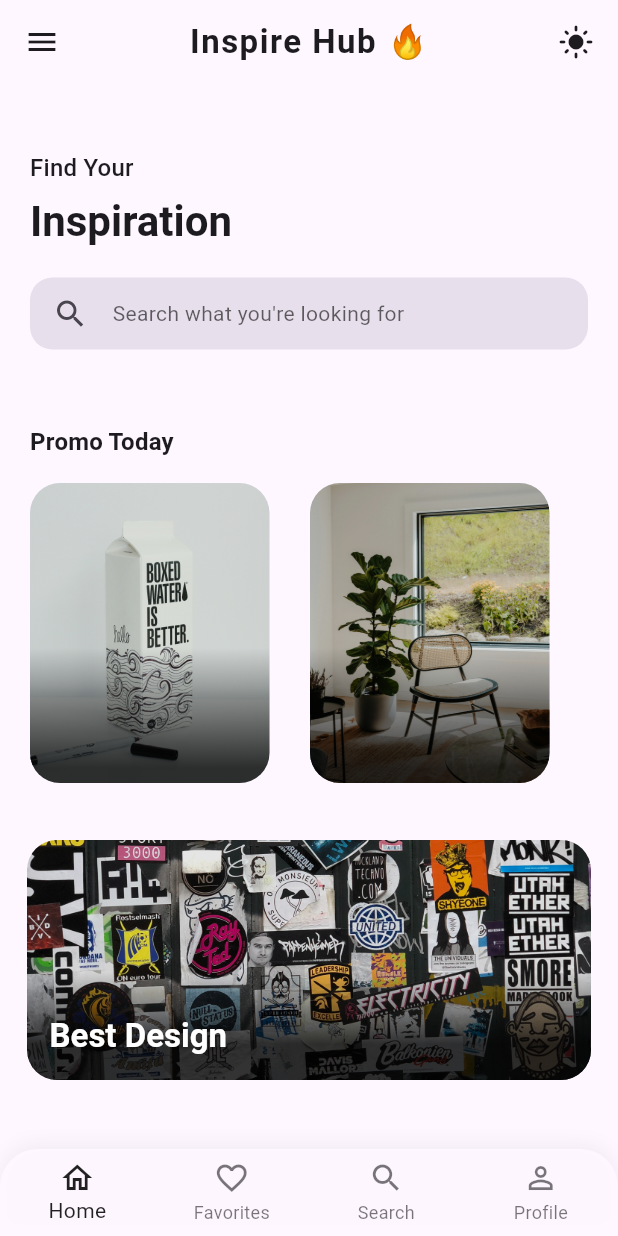
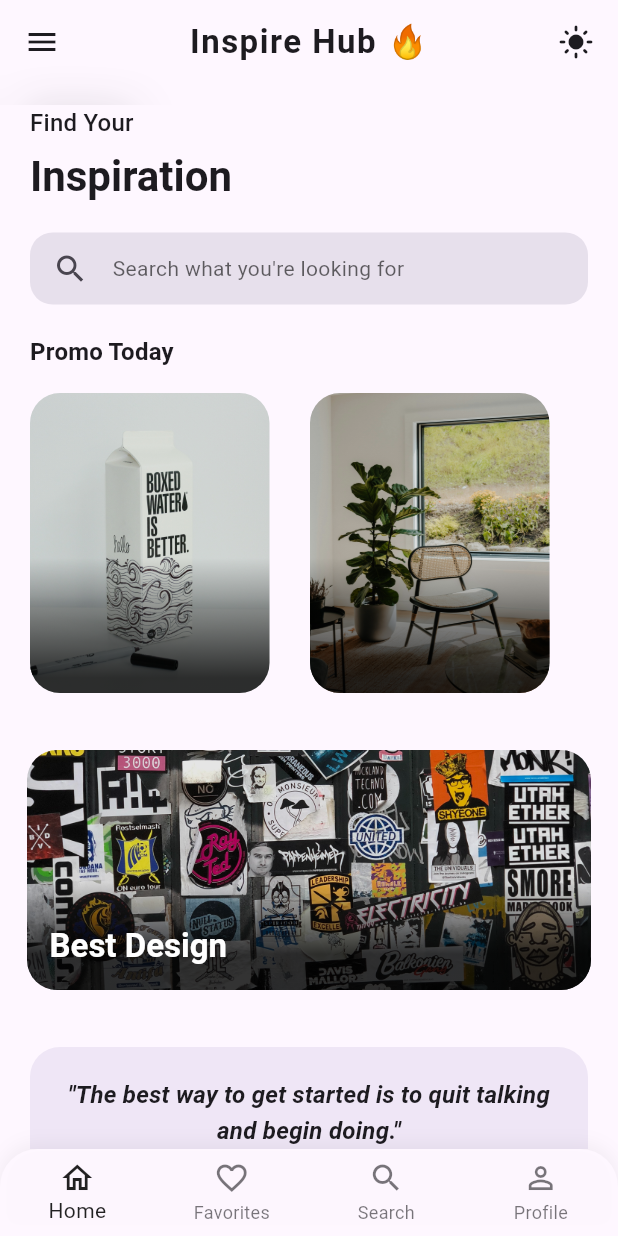
Before and after one commit to codexahmar/inspirational_app_ui, a Flutter app: the screen it shows after launch, on a phone screen of 412 x 824 dp. Run offline on Flutter 3.47's test engine with Material 3 defaults, Android fonts, the phone set to English and light mode, and no system bars.

Commit message:
Added the recording

```diff
--- a/lib/main.dart
+++ b/lib/main.dart
@@ -1,5 +1,5 @@
 import 'package:flutter/material.dart';
-import 'package:inspirational_app_ui/screens/home-page.dart';
+import 'package:inspirational_app_ui/screens/home_page.dart';
 import 'package:inspirational_app_ui/themes/app_themes.dart';
 
 void main() {
--- a/lib/screens/home-page.dart
+++ /dev/null
@@ -1,164 +0,0 @@
-import 'package:flutter/material.dart';
-import 'package:inspirational_app_ui/widgets/animated_appbar.dart';
-import 'package:inspirational_app_ui/widgets/bottom_navbar.dart';
-
-import '../widgets/header_section.dart';
-import '../widgets/promo_section.dart';
-import '../widgets/banner_card.dart';
-
-class HomePage extends StatefulWidget {
-  final VoidCallback onThemeToggle;
-  final ThemeMode themeMode;
-  const HomePage({
-    super.key,
-    required this.onThemeToggle,
-    required this.themeMode,
-  });
-
-  @override
-  State<HomePage> createState() => _HomePageState();
-}
-
-class _HomePageState extends State<HomePage> with TickerProviderStateMixin {
-  int _selectedIndex = 0;
-  late AnimationController _controller;
-
-  late Animation<Offset> _appBarSlide;
-  late Animation<double> _appBarFade;
-  late Animation<Offset> _title1Slide;
-  late Animation<Offset> _title2Slide;
-  late Animation<Offset> _searchSlide;
-  late List<Animation<double>> _promoCardScales;
-  late List<Animation<double>> _promoCardFades;
-  late Animation<double> _bannerScale;
-  late Animation<Offset> _bottomNavSlide;
-
-  final List<String> _promoImages = const [
-    '1.jpg',
-    '2.jpg',
-    '3.jpg',
-    '4.jpg',
-    '5.jpg',
-    '6.jpg',
-  ];
-
-  @override
-  void initState() {
-    super.initState();
-    _controller = AnimationController(
-      vsync: this,
-      duration: const Duration(milliseconds: 2200),
-    );
-
-    // AppBar
-    _appBarSlide = Tween<Offset>(begin: const Offset(0, -1), end: Offset.zero)
-        .animate(CurvedAnimation(
-            parent: _controller,
-            curve: const Interval(0.0, 0.15, curve: Curves.easeOut)));
-    _appBarFade = Tween<double>(begin: 0, end: 1).animate(CurvedAnimation(
-        parent: _controller,
-        curve: const Interval(0.0, 0.2, curve: Curves.easeIn)));
-
-    // Headers
-    _title1Slide = Tween<Offset>(begin: const Offset(-1, 0), end: Offset.zero)
-        .animate(CurvedAnimation(
-            parent: _controller,
-            curve: const Interval(0.15, 0.3, curve: Curves.easeOut)));
-    _title2Slide = Tween<Offset>(begin: const Offset(1, 0), end: Offset.zero)
-        .animate(CurvedAnimation(
-            parent: _controller,
-            curve: const Interval(0.25, 0.4, curve: Curves.easeOut)));
-    _searchSlide = Tween<Offset>(begin: const Offset(0, 1), end: Offset.zero)
-        .animate(CurvedAnimation(
-            parent: _controller,
-            curve: const Interval(0.35, 0.5, curve: Curves.easeOut)));
-
-    // Promo
-    _promoCardScales = List.generate(6, (index) {
-      final start = 0.5 + (index * 0.05);
-      final end = start + 0.15;
-      return Tween<double>(begin: 0.8, end: 1).animate(CurvedAnimation(
-          parent: _controller,
-          curve: Interval(start, end, curve: Curves.easeOutBack)));
-    });
-    _promoCardFades = List.generate(6, (index) {
-      final start = 0.5 + (index * 0.05);
-      final end = start + 0.15;
-      return Tween<double>(begin: 0, end: 1).animate(CurvedAnimation(
-          parent: _controller,
-          curve: Interval(start, end, curve: Curves.easeIn)));
-    });
-
-    // Banner
-    _bannerScale = Tween<double>(begin: 0.8, end: 1).animate(CurvedAnimation(
-        parent: _controller,
-        curve: const Interval(0.75, 0.9, curve: Curves.easeOutBack)));
-
-    // Bottom Nav
-    _bottomNavSlide = Tween<Offset>(begin: const Offset(0, 1), end: Offset.zero)
-        .animate(CurvedAnimation(
-            parent: _controller,
-            curve: const Interval(0.9, 1.0, curve: Curves.easeOut)));
-
-    _controller.forward();
-  }
-
-  @override
-  void dispose() {
-    _controller.dispose();
-    super.dispose();
-  }
-
-  void _onNavTapped(int index) {
-    setState(() {
-      _selectedIndex = index;
-    });
-  }
-
-  @override
-  Widget build(BuildContext context) {
-    final theme = Theme.of(context);
-
-    return Scaffold(
-      backgroundColor: theme.colorScheme.background,
-      appBar: AnimatedAppBar(
-        slide: _appBarSlide,
-        fade: _appBarFade,
-        onThemeToggle: widget.onThemeToggle,
-        themeMode: widget.themeMode,
-      ),
-      body: SafeArea(
-        child: SingleChildScrollView(
-          physics: const BouncingScrollPhysics(),
-          child: Padding(
-            padding: const EdgeInsets.only(bottom: 80),
-            child: Column(
-              crossAxisAlignment: CrossAxisAlignment.start,
-              children: [
-                HeaderSection(
-                  title1Slide: _title1Slide,
-                  title2Slide: _title2Slide,
-                  searchSlide: _searchSlide,
-                ),
-                const SizedBox(height: 20),
-                PromoSection(
-                  controller: _controller,
-                  promoImages: _promoImages,
-                  scales: _promoCardScales,
-                  fades: _promoCardFades,
-                ),
-                const SizedBox(height: 20),
-                BannerCard(scale: _bannerScale),
-              ],
-            ),
-          ),
-        ),
-      ),
-      bottomNavigationBar: BottomNavBar(
-        selectedIndex: _selectedIndex,
-        onTap: _onNavTapped,
-        slide: _bottomNavSlide,
-      ),
-    );
-  }
-}
--- /dev/null
+++ b/lib/screens/home_page.dart
@@ -0,0 +1,81 @@
+import 'package:flutter/material.dart';
+import 'package:inspirational_app_ui/widgets/animated_appbar.dart';
+import 'package:inspirational_app_ui/widgets/bottom_navbar.dart';
+import 'package:inspirational_app_ui/widgets/qoute_card.dart';
+import '../widgets/header_section.dart';
+import '../widgets/promo_section.dart';
+import '../widgets/banner_card.dart';
+
+class HomePage extends StatefulWidget {
+  final VoidCallback onThemeToggle;
+  final ThemeMode themeMode;
+  const HomePage({
+    super.key,
+    required this.onThemeToggle,
+    required this.themeMode,
+  });
+
+  @override
+  State<HomePage> createState() => _HomePageState();
+}
+
+class _HomePageState extends State<HomePage> {
+  int _selectedIndex = 0;
+
+  final List<String> _promoImages = const [
+    '1.jpg',
+    '2.jpg',
+    '3.jpg',
+    '4.jpg',
+    '5.jpg',
+    '6.jpg',
+  ];
+
+  void _onNavTapped(int index) {
+    setState(() {
+      _selectedIndex = index;
+    });
+  }
+
+  @override
+  Widget build(BuildContext context) {
+    final theme = Theme.of(context);
+
+    return Scaffold(
+      backgroundColor: theme.colorScheme.surface,
+      appBar: AnimatedAppBar(
+        onThemeToggle: widget.onThemeToggle,
+        themeMode: widget.themeMode,
+      ),
+      body: SafeArea(
+        child: SingleChildScrollView(
+          physics: const BouncingScrollPhysics(),
+          child: Padding(
+            padding: const EdgeInsets.only(bottom: 80),
+            child: Column(
+              crossAxisAlignment: CrossAxisAlignment.start,
+              children: [
+                HeaderSection(),
+                const SizedBox(height: 20),
+                PromoSection(
+                  promoImages: _promoImages,
+                ),
+                const SizedBox(height: 20),
+                BannerCard(),
+                const SizedBox(height: 20),
+                QuoteCard(
+                  quote:
+                      '"The best way to get started is to quit talking and begin doing."',
+                ),
+              ],
+            ),
+          ),
+        ),
+      ),
+      bottomNavigationBar: BottomNavBar(
+        selectedIndex: _selectedIndex,
+        onTap: _onNavTapped,
+      ),
+    );
+  }
+}
--- a/lib/widgets/animated_appbar.dart
+++ b/lib/widgets/animated_appbar.dart
@@ -1,28 +1,65 @@
 import 'dart:ui';
 import 'package:flutter/material.dart';
 
-class AnimatedAppBar extends StatelessWidget implements PreferredSizeWidget {
-  final Animation<Offset> slide;
-  final Animation<double> fade;
+class AnimatedAppBar extends StatefulWidget implements PreferredSizeWidget {
   final VoidCallback onThemeToggle;
   final ThemeMode themeMode;
 
   const AnimatedAppBar({
     super.key,
-    required this.slide,
-    required this.fade,
     required this.onThemeToggle,
     required this.themeMode,
   });
+
+  @override
+  State<AnimatedAppBar> createState() => _AnimatedAppBarState();
+
+  @override
+  Size get preferredSize => const Size.fromHeight(70);
+}
+
+class _AnimatedAppBarState extends State<AnimatedAppBar>
+    with SingleTickerProviderStateMixin {
+  late AnimationController _controller;
+  late Animation<Offset> _slide;
+  late Animation<double> _fade;
+
+  @override
+  void initState() {
+    super.initState();
+    _controller = AnimationController(
+      vsync: this,
+      duration: const Duration(milliseconds: 2200),
+    );
+
+    _slide = Tween<Offset>(begin: const Offset(0, -1), end: Offset.zero)
+        .animate(CurvedAnimation(
+      parent: _controller,
+      curve: Curves.easeOut,
+    ));
+
+    _fade = Tween<double>(begin: 0, end: 1).animate(CurvedAnimation(
+      parent: _controller,
+      curve: Curves.easeIn,
+    ));
+
+    _controller.forward();
+  }
+
+  @override
+  void dispose() {
+    _controller.dispose();
+    super.dispose();
+  }
 
   @override
   Widget build(BuildContext context) {
     final theme = Theme.of(context);
 
     return SlideTransition(
-      position: slide,
+      position: _slide,
       child: FadeTransition(
-        opacity: fade,
+        opacity: _fade,
         child: ClipRRect(
           child: BackdropFilter(
             filter: ImageFilter.blur(sigmaX: 15, sigmaY: 15),
@@ -47,8 +84,8 @@ class AnimatedAppBar extends StatelessWidget implements PreferredSizeWidget {
                     onTap: () {},
                     child: Padding(
                       padding: const EdgeInsets.all(8.0),
-                      child: Icon(Icons.menu,
-                          color: theme.colorScheme.onSurface),
+                      child:
+                          Icon(Icons.menu, color: theme.colorScheme.onSurface),
                     ),
                   ),
                 ),
@@ -61,11 +98,11 @@ class AnimatedAppBar extends StatelessWidget implements PreferredSizeWidget {
                     borderRadius: BorderRadius.circular(12),
                     child: InkWell(
                       borderRadius: BorderRadius.circular(12),
-                      onTap: onThemeToggle,
+                      onTap: widget.onThemeToggle,
                       child: Padding(
                         padding: const EdgeInsets.all(8.0),
                         child: Icon(
-                          themeMode == ThemeMode.dark
+                          widget.themeMode == ThemeMode.dark
                               ? Icons.dark_mode
                               : Icons.light_mode,
                           color: theme.colorScheme.onSurface,
@@ -81,7 +118,4 @@ class AnimatedAppBar extends StatelessWidget implements PreferredSizeWidget {
       ),
     );
   }
-
-  @override
-  Size get preferredSize => const Size.fromHeight(70);
 }
--- a/lib/widgets/banner_card.dart
+++ b/lib/widgets/banner_card.dart
@@ -1,16 +1,48 @@
 import 'package:flutter/material.dart';
 
-class BannerCard extends StatelessWidget {
-  final Animation<double> scale;
+class BannerCard extends StatefulWidget {
+  const BannerCard({super.key});
 
-  const BannerCard({super.key, required this.scale});
+  @override
+  State<BannerCard> createState() => _BannerCardState();
+}
+
+class _BannerCardState extends State<BannerCard>
+    with SingleTickerProviderStateMixin {
+  late AnimationController _controller;
+  late Animation<double> _scale;
+
+  @override
+  void initState() {
+    super.initState();
+
+    _controller = AnimationController(
+      vsync: this,
+      duration: const Duration(milliseconds: 2200),
+    );
+
+    _scale = Tween<double>(begin: 0.8, end: 1).animate(
+      CurvedAnimation(
+        parent: _controller,
+        curve: Curves.easeOutBack,
+      ),
+    );
+
+    _controller.forward();
+  }
+
+  @override
+  void dispose() {
+    _controller.dispose();
+    super.dispose();
+  }
 
   @override
   Widget build(BuildContext context) {
     final theme = Theme.of(context);
 
     return ScaleTransition(
-      scale: scale,
+      scale: _scale,
       child: Padding(
         padding: const EdgeInsets.all(18.0),
         child: Container(
--- a/lib/widgets/bottom_navbar.dart
+++ b/lib/widgets/bottom_navbar.dart
@@ -1,23 +1,54 @@
 import 'package:flutter/material.dart';
 
-class BottomNavBar extends StatelessWidget {
+class BottomNavBar extends StatefulWidget {
   final int selectedIndex;
   final ValueChanged<int> onTap;
-  final Animation<Offset> slide;
 
   const BottomNavBar({
     super.key,
     required this.selectedIndex,
     required this.onTap,
-    required this.slide,
   });
+
+  @override
+  State<BottomNavBar> createState() => _BottomNavBarState();
+}
+
+class _BottomNavBarState extends State<BottomNavBar>
+    with SingleTickerProviderStateMixin {
+  late AnimationController _controller;
+  late Animation<Offset> _slide;
+
+  @override
+  void initState() {
+    super.initState();
+
+    _controller = AnimationController(
+      vsync: this,
+      duration: const Duration(milliseconds: 2200),
+    );
+
+    _slide = Tween<Offset>(begin: const Offset(0, 1), end: Offset.zero)
+        .animate(CurvedAnimation(
+      parent: _controller,
+      curve: Curves.easeOut,
+    ));
+
+    _controller.forward();
+  }
+
+  @override
+  void dispose() {
+    _controller.dispose();
+    super.dispose();
+  }
 
   @override
   Widget build(BuildContext context) {
     final theme = Theme.of(context);
 
     return SlideTransition(
-      position: slide,
+      position: _slide,
       child: Container(
         decoration: BoxDecoration(
           color: theme.colorScheme.surface.withOpacity(0.95),
@@ -31,8 +62,8 @@ class BottomNavBar extends StatelessWidget {
           ],
         ),
         child: BottomNavigationBar(
-          currentIndex: selectedIndex,
-          onTap: onTap,
+          currentIndex: widget.selectedIndex,
+          onTap: widget.onTap,
           backgroundColor: Colors.transparent,
           elevation: 0,
           type: BottomNavigationBarType.fixed,
--- a/lib/widgets/header_section.dart
+++ b/lib/widgets/header_section.dart
@@ -1,16 +1,56 @@
 import 'package:flutter/material.dart';
 
-class HeaderSection extends StatelessWidget {
-  final Animation<Offset> title1Slide;
-  final Animation<Offset> title2Slide;
-  final Animation<Offset> searchSlide;
+class HeaderSection extends StatefulWidget {
+  const HeaderSection({super.key});
 
-  const HeaderSection({
-    super.key,
-    required this.title1Slide,
-    required this.title2Slide,
-    required this.searchSlide,
-  });
+  @override
+  State<HeaderSection> createState() => _HeaderSectionState();
+}
+
+class _HeaderSectionState extends State<HeaderSection>
+    with SingleTickerProviderStateMixin {
+  late AnimationController _controller;
+  late Animation<Offset> _title1Slide;
+  late Animation<Offset> _title2Slide;
+  late Animation<Offset> _searchSlide;
+
+  @override
+  void initState() {
+    super.initState();
+    _controller = AnimationController(
+      vsync: this,
+      duration: const Duration(milliseconds: 1600),
+    );
+
+    // Title 1 slide
+    _title1Slide = Tween<Offset>(begin: const Offset(-1, 0), end: Offset.zero)
+        .animate(CurvedAnimation(
+      parent: _controller,
+      curve: const Interval(0.15, 0.3, curve: Curves.easeOut),
+    ));
+
+    // Title 2 slide
+    _title2Slide = Tween<Offset>(begin: const Offset(1, 0), end: Offset.zero)
+        .animate(CurvedAnimation(
+      parent: _controller,
+      curve: const Interval(0.25, 0.4, curve: Curves.easeOut),
+    ));
+
+    // Search bar slide
+    _searchSlide = Tween<Offset>(begin: const Offset(0, 1), end: Offset.zero)
+        .animate(CurvedAnimation(
+      parent: _controller,
+      curve: const Interval(0.35, 0.5, curve: Curves.easeOut),
+    ));
+
+    _controller.forward();
+  }
+
+  @override
+  void dispose() {
+    _controller.dispose();
+    super.dispose();
+  }
 
   @override
   Widget build(BuildContext context) {
@@ -20,15 +60,14 @@ class HeaderSection extends StatelessWidget {
       width: double.infinity,
       decoration: BoxDecoration(
         color: theme.colorScheme.surface,
-        borderRadius:
-            const BorderRadius.vertical(bottom: Radius.circular(30)),
+        borderRadius: const BorderRadius.vertical(bottom: Radius.circular(30)),
       ),
-      padding: const EdgeInsets.symmetric(horizontal: 20, vertical: 30),
+      padding: const EdgeInsets.symmetric(horizontal: 20, vertical: 0),
       child: Column(
         crossAxisAlignment: CrossAxisAlignment.start,
         children: [
           SlideTransition(
-            position: title1Slide,
+            position: _title1Slide,
             child: Text(
               "Find Your",
               style: theme.textTheme.titleMedium?.copyWith(
@@ -38,7 +77,7 @@ class HeaderSection extends StatelessWidget {
           ),
           const SizedBox(height: 5),
           SlideTransition(
-            position: title2Slide,
+            position: _title2Slide,
             child: Text(
               "Inspiration",
               style: theme.textTheme.headlineMedium?.copyWith(
@@ -48,7 +87,7 @@ class HeaderSection extends StatelessWidget {
           ),
           const SizedBox(height: 20),
           SlideTransition(
-            position: searchSlide,
+            position: _searchSlide,
             child: Container(
               padding: const EdgeInsets.symmetric(horizontal: 15),
               decoration: BoxDecoration(
--- a/lib/widgets/promo_section.dart
+++ b/lib/widgets/promo_section.dart
@@ -1,19 +1,62 @@
 import 'package:flutter/material.dart';
 import 'promo_card.dart';
 
-class PromoSection extends StatelessWidget {
-  final AnimationController controller;
+class PromoSection extends StatefulWidget {
   final List<String> promoImages;
-  final List<Animation<double>> scales;
-  final List<Animation<double>> fades;
 
-  const PromoSection({
-    super.key,
-    required this.controller,
-    required this.promoImages,
-    required this.scales,
-    required this.fades,
-  });
+  const PromoSection({super.key, required this.promoImages});
+
+  @override
+  State<PromoSection> createState() => _PromoSectionState();
+}
+
+class _PromoSectionState extends State<PromoSection>
+    with SingleTickerProviderStateMixin {
+  late AnimationController _controller;
+  late List<Animation<double>> _scales;
+  late List<Animation<double>> _fades;
+  late Animation<double> _textFade;
+
+  @override
+  void initState() {
+    super.initState();
+
+    _controller = AnimationController(
+      vsync: this,
+      duration: const Duration(milliseconds: 1500),
+    );
+
+    final count = widget.promoImages.length;
+
+    _scales = List.generate(count, (index) {
+      final start = 0.5 + (index * 0.05);
+      final end = start + 0.15;
+      return Tween<double>(begin: 0.8, end: 1).animate(CurvedAnimation(
+          parent: _controller,
+          curve: Interval(start, end, curve: Curves.easeOutBack)));
+    });
+
+    _fades = List.generate(count, (index) {
+      final start = 0.5 + (index * 0.05);
+      final end = start + 0.15;
+      return Tween<double>(begin: 0, end: 1).animate(CurvedAnimation(
+          parent: _controller,
+          curve: Interval(start, end, curve: Curves.easeIn)));
+    });
+    _textFade = Tween<double>(begin: 0, end: 1).animate(
+      CurvedAnimation(
+        parent: _controller,
+        curve: const Interval(0.95, 1.0, curve: Curves.easeIn),
+      ),
+    );
+    _controller.forward();
+  }
+
+  @override
+  void dispose() {
+    _controller.dispose();
+    super.dispose();
+  }
 
   @override
   Widget build(BuildContext context) {
@@ -24,11 +67,19 @@ class PromoSection extends StatelessWidget {
       child: Column(
         crossAxisAlignment: CrossAxisAlignment.start,
         children: [
-          Text(
-            "Promo Today",
-            style: theme.textTheme.titleMedium?.copyWith(
-              fontWeight: FontWeight.bold,
-            ),
+          AnimatedBuilder(
+            animation: _controller,
+            builder: (context, child) {
+              return Opacity(
+                opacity: _textFade.value,
+                child: Text(
+                  "Promo Today",
+                  style: theme.textTheme.titleMedium?.copyWith(
+                    fontWeight: FontWeight.bold,
+                  ),
+                ),
+              );
+            },
           ),
           const SizedBox(height: 15),
           SizedBox(
@@ -36,19 +87,19 @@ class PromoSection extends StatelessWidget {
             child: ListView.builder(
               scrollDirection: Axis.horizontal,
               physics: const BouncingScrollPhysics(),
-              itemCount: promoImages.length,
+              itemCount: widget.promoImages.length,
               itemBuilder: (context, index) {
                 return AnimatedBuilder(
-                  animation: controller,
+                  animation: _controller,
                   builder: (context, child) {
                     return Opacity(
-                      opacity: fades[index].value,
+                      opacity: _fades[index].value,
                       child: Transform.scale(
-                        scale: scales[index].value,
+                        scale: _scales[index].value,
                         child: Padding(
                           padding: const EdgeInsets.only(right: 12),
                           child: PromoCard(
-                            image: "assets/images/${promoImages[index]}",
+                            image: "assets/images/${widget.promoImages[index]}",
                           ),
                         ),
                       ),
--- /dev/null
+++ b/lib/widgets/qoute_card.dart
@@ -0,0 +1,86 @@
+import 'package:flutter/material.dart';
+
+class QuoteCard extends StatefulWidget {
+  final String quote;
+  final Color? backgroundColor;
+
+  const QuoteCard({
+    super.key,
+    required this.quote,
+    this.backgroundColor,
+  });
+
+  @override
+  State<QuoteCard> createState() => _QuoteCardState();
+}
+
+class _QuoteCardState extends State<QuoteCard>
+    with SingleTickerProviderStateMixin {
+  late AnimationController _controller;
+  late Animation<double> _fade;
+  late Animation<double> _scale;
+
+  @override
+  void initState() {
+    super.initState();
+
+    _controller = AnimationController(
+      vsync: this,
+      duration: const Duration(milliseconds: 700),
+    );
+
+    _fade = Tween<double>(begin: 0, end: 1).animate(
+      CurvedAnimation(parent: _controller, curve: Curves.easeIn),
+    );
+
+    _scale = Tween<double>(begin: 0.8, end: 1).animate(
+      CurvedAnimation(parent: _controller, curve: Curves.easeOutBack),
+    );
+
+    _controller.forward();
+  }
+
+  @override
+  void dispose() {
+    _controller.dispose();
+    super.dispose();
+  }
+
+  @override
+  Widget build(BuildContext context) {
+    final theme = Theme.of(context);
+
+    return AnimatedBuilder(
+      animation: _controller,
+      builder: (context, child) {
+        return Opacity(
+          opacity: _fade.value,
+          child: Transform.scale(
+            scale: _scale.value,
+            child: Padding(
+              padding: const EdgeInsets.symmetric(horizontal: 20),
+              child: Container(
+                width: double.infinity,
+                padding: const EdgeInsets.all(20),
+                decoration: BoxDecoration(
+                  color: widget.backgroundColor ??
+                      theme.colorScheme.primary.withOpacity(0.1),
+                  borderRadius: BorderRadius.circular(20),
+                ),
+                child: Text(
+                  widget.quote,
+                  style: theme.textTheme.titleMedium?.copyWith(
+                    fontWeight: FontWeight.bold,
+                    fontStyle: FontStyle.italic,
+                    color: theme.colorScheme.onSurface,
+                  ),
+                  textAlign: TextAlign.center,
+                ),
+              ),
+            ),
+          ),
+        );
+      },
+    );
+  }
+}
```
Also changed, not shown: 2 other files.
